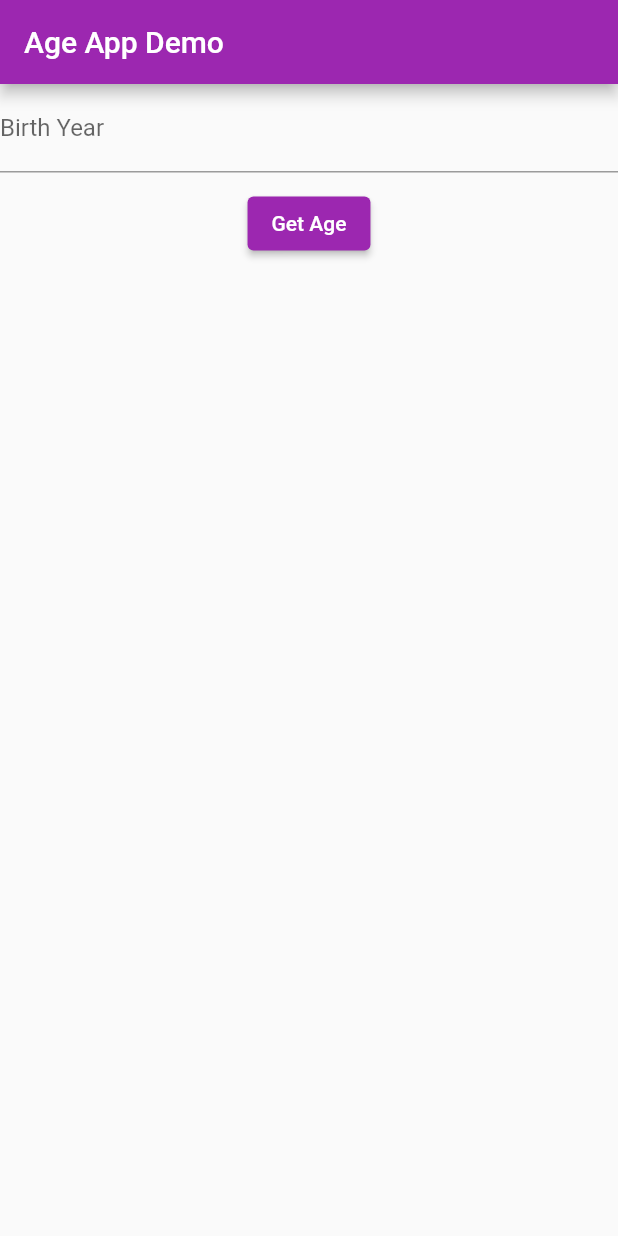
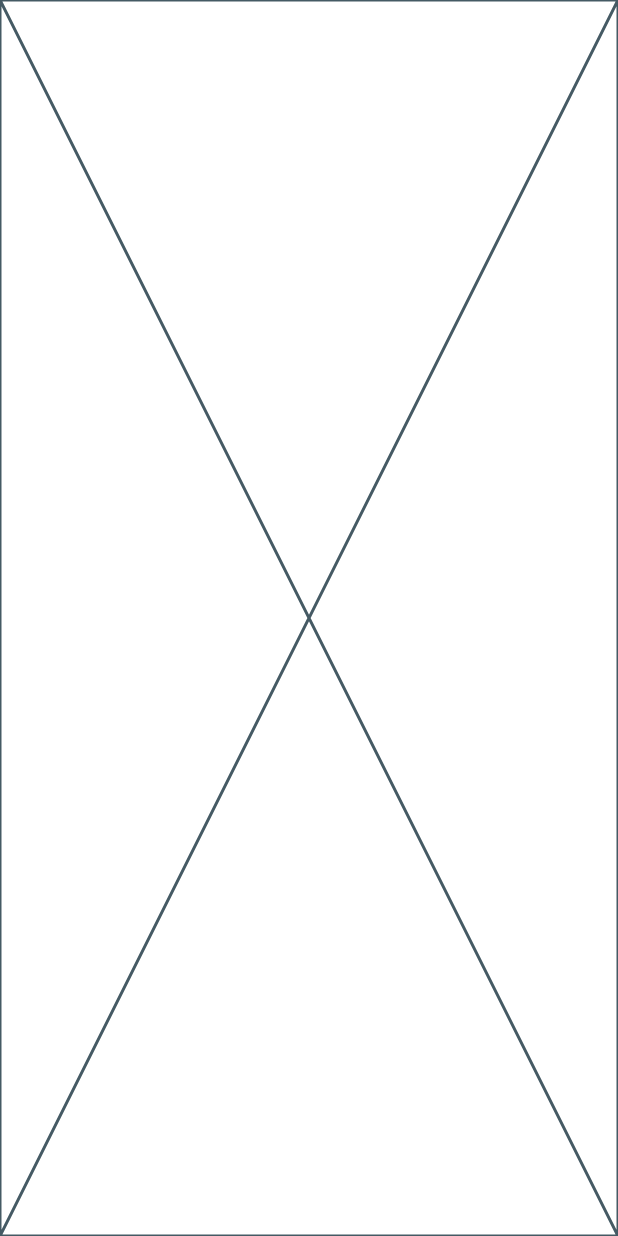
Before and after one commit to M7MMAD-OMAR/Flutter_Test_Project, a Flutter app: the screen it shows after launch, on a phone screen of 412 x 824 dp. Run offline on Flutter 3.47's test engine with Material 2 defaults, Android fonts, the phone set to English and light mode, and no system bars.

Commit message:
clearing Age App

```diff
--- a/lib/main.dart
+++ b/lib/main.dart
@@ -11,63 +11,21 @@ class MyApp extends StatelessWidget {
   Widget build(BuildContext context) {
     return MaterialApp(
       debugShowCheckedModeBanner: false,
-      title: 'Age App',
+      title: 'Layout Testing',
       theme: ThemeData(
         primarySwatch: Colors.purple,
       ),
-      home: const MyHomePage(title: 'Age App'),
+      home: const MyHomePage(),
     );
   }
 }
 
-class MyHomePage extends StatefulWidget {
-  const MyHomePage({Key? key, title}) : super(key: key);
 
-  @override
-  State<MyHomePage> createState() => _MyHomePageState();
-}
-
-class _MyHomePageState extends State<MyHomePage> {
-  var textFieldBirthYear = TextEditingController();
-  Widget BirthYear = Text("");
-
-  void getAge() => {
-        setState(() {
-          int by = num.parse(textFieldBirthYear.text.toString()).toInt();
-          if (by < 1900 || by > DateTime.now().year) {
-            BirthYear =
-                Text("Birth Year must between 1900 and now year");
-          } else {
-            BirthYear = Text("${DateTime.now().year - by}");
-          }
-        })
-      };
+class MyHomePage extends StatelessWidget {
+  const MyHomePage({Key? key}) : super(key: key);
 
   @override
   Widget build(BuildContext context) {
-    return Scaffold(
-      appBar: AppBar(
-        title: Text("Age App Demo"),
-      ),
-      body: Column(
-        children: [
-          TextField(
-            controller: textFieldBirthYear,
-            decoration: InputDecoration(
-              hintText: "Enter your Birth Year",
-              label: Text("Birth Year"),
-            ),
-          ),
-          SizedBox(
-            height: 10,
-          ),
-          ElevatedButton(onPressed: getAge, child: Text("Get Age")),
-          SizedBox(
-            height: 10,
-          ),
-          BirthYear,
-        ],
-      ),
-    );
+    return const Placeholder();
   }
 }
```
